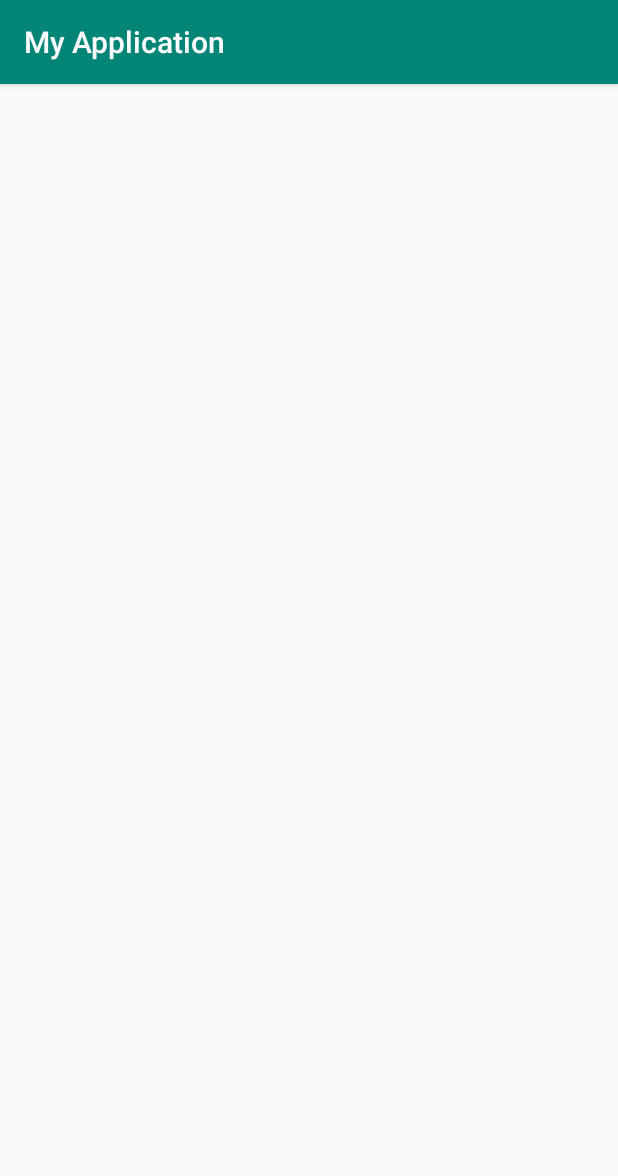
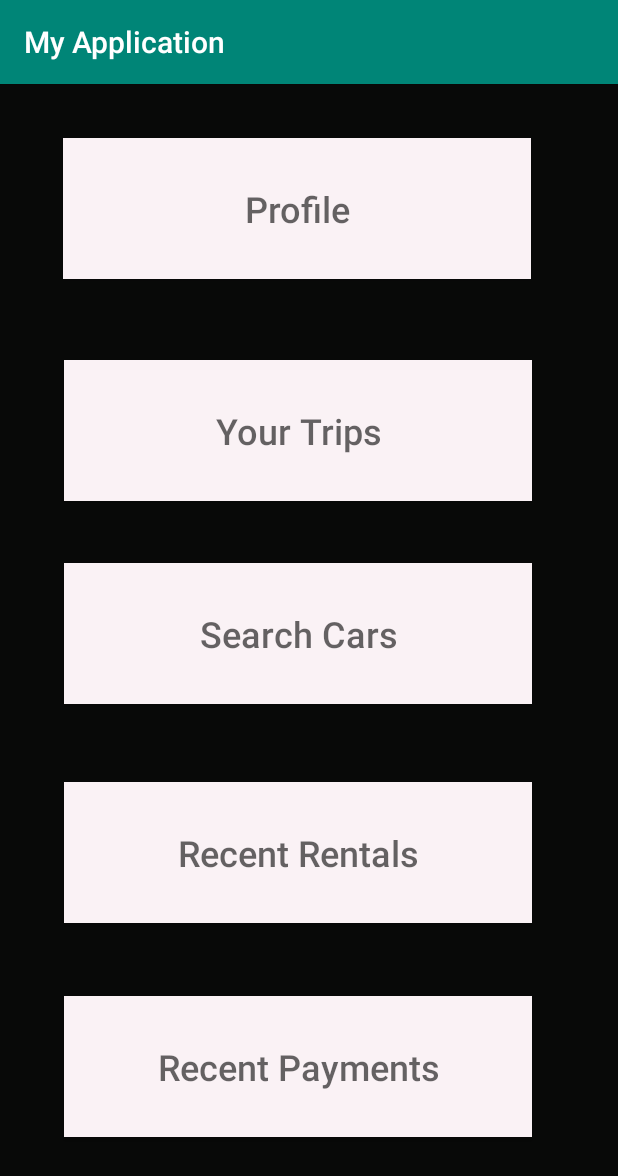
Before and after one commit to Akhiljogiparthi/Marvel_car, an Android app: the userhome screen opened directly, with no data from a screen before it, on a phone screen of 412 x 824 dp. Shown: the top 1176 px of the screen. Run offline under Robolectric (Android 15) with nearby library versions, the phone set to English and light mode, and no system bars.

Commit message:
User home options created

```diff
--- a/MyApplication2/app/src/main/AndroidManifest.xml
+++ b/MyApplication2/app/src/main/AndroidManifest.xml
@@ -9,7 +9,8 @@
         android:roundIcon="@mipmap/ic_launcher_round"
         android:supportsRtl="true"
         android:theme="@style/AppTheme">
-        <activity android:name=".forgpas"></activity>
+        <activity android:name=".background"></activity>
+        <activity android:name=".forgpas" />
         <activity android:name=".Adminhome" />
         <activity android:name=".userhome" />
         <activity android:name=".SignUp" />
--- a/MyApplication2/app/src/main/java/com/example/myapplication/forgpas.java
+++ b/MyApplication2/app/src/main/java/com/example/myapplication/background.java
@@ -4,11 +4,11 @@ import androidx.appcompat.app.AppCompatActivity;
 
 import android.os.Bundle;
 
-public class forgpas extends AppCompatActivity {
+public class background extends AppCompatActivity {
 
     @Override
     protected void onCreate(Bundle savedInstanceState) {
         super.onCreate(savedInstanceState);
-        setContentView(R.layout.activity_forgpas);
+        setContentView(R.layout.activity_background);
     }
 }
--- /dev/null
+++ b/MyApplication2/app/src/main/res/layout/activity_background.xml
@@ -0,0 +1,16 @@
+<?xml version="1.0" encoding="utf-8"?>
+<androidx.constraintlayout.widget.ConstraintLayout xmlns:android="http://schemas.android.com/apk/res/android"
+    xmlns:app="http://schemas.android.com/apk/res-auto"
+    xmlns:tools="http://schemas.android.com/tools"
+    android:layout_width="match_parent"
+    android:layout_height="match_parent"
+    tools:context=".background">
+
+    <ImageView
+        android:id="@+id/imageView3"
+        android:layout_width="wrap_content"
+        android:layout_height="wrap_content"
+        app:srcCompat="@android:color/background_dark"
+        tools:layout_editor_absoluteX="85dp"
+        tools:layout_editor_absoluteY="217dp" />
+</androidx.constraintlayout.widget.ConstraintLayout>
--- a/MyApplication2/app/src/main/res/layout/activity_userhome.xml
+++ b/MyApplication2/app/src/main/res/layout/activity_userhome.xml
@@ -4,6 +4,79 @@
     xmlns:tools="http://schemas.android.com/tools"
     android:layout_width="match_parent"
     android:layout_height="match_parent"
+    android:background="#080908"
     tools:context=".userhome">
 
+    <Button
+        android:id="@+id/profile"
+        android:layout_width="312dp"
+        android:layout_height="94dp"
+        android:background="#FAF2F5"
+        android:hint="Profile"
+        android:textColorHighlight="#F44336"
+        android:textSize="24sp"
+        app:layout_constraintBottom_toBottomOf="parent"
+        app:layout_constraintEnd_toEndOf="parent"
+        app:layout_constraintHorizontal_bias="0.423"
+        app:layout_constraintStart_toStartOf="parent"
+        app:layout_constraintTop_toTopOf="parent"
+        app:layout_constraintVertical_bias="0.053" />
+
+
+    <Button
+        android:id="@+id/trips"
+        android:layout_width="312dp"
+        android:layout_height="94dp"
+        android:background="#FAF2F5"
+        android:hint="Your Trips"
+        android:textSize="24sp"
+        app:layout_constraintBottom_toBottomOf="parent"
+        app:layout_constraintEnd_toEndOf="parent"
+        app:layout_constraintHorizontal_bias="0.424"
+        app:layout_constraintStart_toStartOf="parent"
+        app:layout_constraintTop_toTopOf="parent"
+        app:layout_constraintVertical_bias="0.273" />
+
+    <Button
+        android:id="@+id/cars"
+        android:layout_width="312dp"
+        android:layout_height="94dp"
+        android:background="#FAF2F5"
+        android:hint="Search Cars"
+        android:textSize="24sp"
+        app:layout_constraintBottom_toBottomOf="parent"
+        app:layout_constraintEnd_toEndOf="parent"
+        app:layout_constraintHorizontal_bias="0.424"
+        app:layout_constraintStart_toStartOf="parent"
+        app:layout_constraintTop_toTopOf="parent"
+        app:layout_constraintVertical_bias="0.474" />
+
+    <Button
+        android:id="@+id/rent"
+        android:layout_width="312dp"
+        android:layout_height="94dp"
+        android:background="#FAF2F5"
+        android:hint="Recent Rentals"
+        android:textSize="24sp"
+        app:layout_constraintBottom_toBottomOf="parent"
+        app:layout_constraintEnd_toEndOf="parent"
+        app:layout_constraintHorizontal_bias="0.424"
+        app:layout_constraintStart_toStartOf="parent"
+        app:layout_constraintTop_toTopOf="parent"
+        app:layout_constraintVertical_bias="0.69" />
+
+    <Button
+        android:id="@+id/payment"
+        android:layout_width="312dp"
+        android:layout_height="94dp"
+        android:background="#FAF2F5"
+        android:hint="Recent Payments"
+        android:textSize="24sp"
+        app:layout_constraintBottom_toBottomOf="parent"
+        app:layout_constraintEnd_toEndOf="parent"
+        app:layout_constraintHorizontal_bias="0.424"
+        app:layout_constraintStart_toStartOf="parent"
+        app:layout_constraintTop_toTopOf="parent"
+        app:layout_constraintVertical_bias="0.902" />
+
 </androidx.constraintlayout.widget.ConstraintLayout>
```
